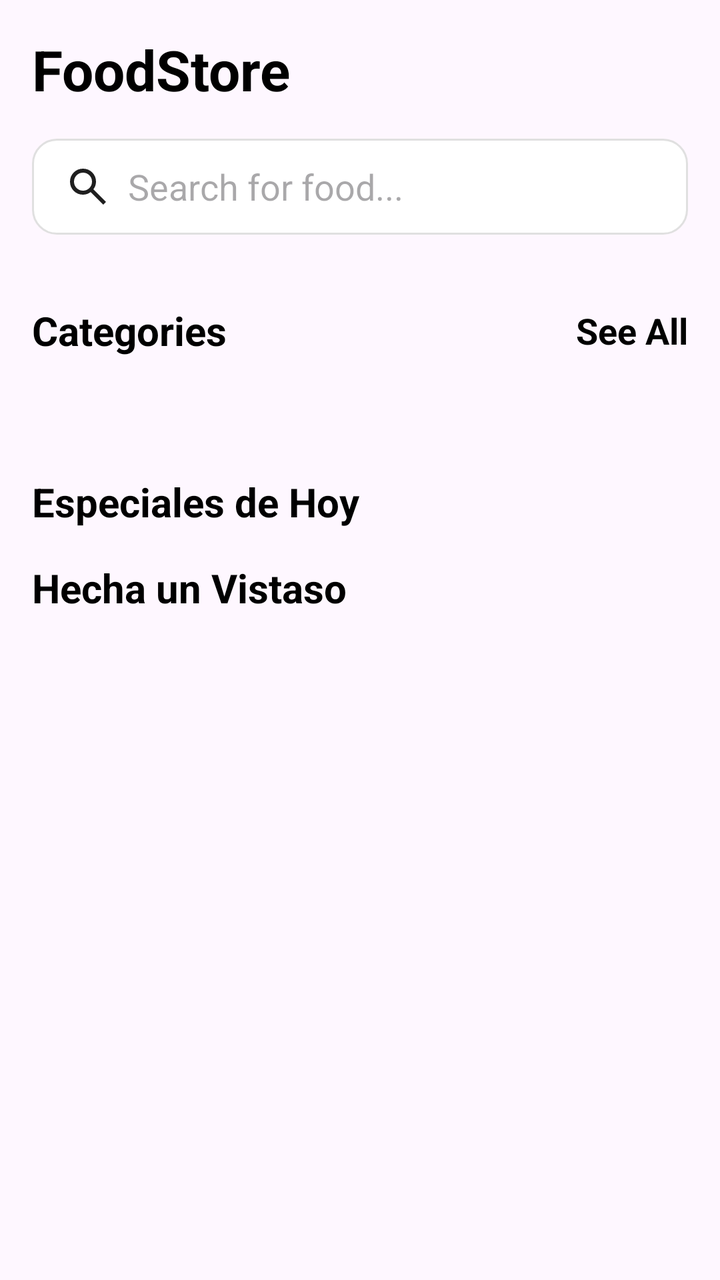
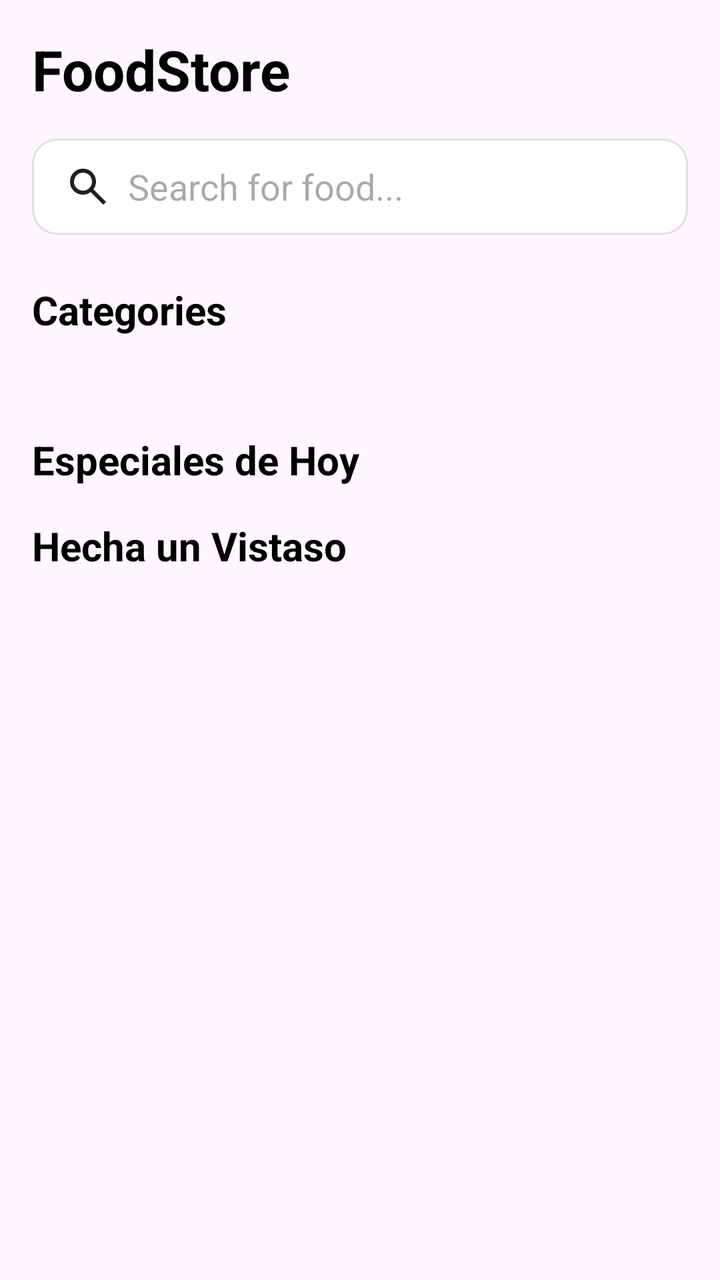

The first picture is an Android layout as it rendered before a commit; the second is the same layout after the commit. The layout source and the unified diff follow.
<!-- AndroidManifest.xml: application theme Theme.MyApplication -->
<!-- res/layout/fragment_home.xml -->
<?xml version="1.0" encoding="utf-8"?>
<LinearLayout xmlns:android="http://schemas.android.com/apk/res/android"
    xmlns:tools="http://schemas.android.com/tools"
    android:layout_width="match_parent"
    android:layout_height="match_parent"
    android:orientation="vertical"
    android:padding="16dp"
    tools:context=".features.client.fragment.ClientHomeFragment">

    <TextView
        android:id="@+id/tvTitle"
        android:layout_width="wrap_content"
        android:layout_height="wrap_content"
        android:text="FoodStore"
        android:textSize="28sp"
        android:textStyle="bold"
        android:textColor="@color/black"
        android:layout_marginBottom="16dp"/>

    
    <EditText
        android:id="@+id/etSearch"
        android:layout_width="match_parent"
        android:layout_height="48dp"
        android:hint="Search for food..."
        android:paddingStart="16dp"
        android:paddingEnd="16dp"
        android:background="@drawable/bg_search_box"
        android:drawableStart="@drawable/search_24dp"
        android:drawablePadding="8dp"
        android:inputType="text" />

    
    <LinearLayout
        android:layout_width="match_parent"
        android:layout_height="wrap_content"
        android:orientation="horizontal"
        android:gravity="center_vertical"
        android:layout_marginTop="24dp"
        android:layout_marginBottom="12dp">

        <TextView
            android:layout_width="0dp"
            android:layout_weight="1"
            android:layout_height="wrap_content"
            android:text="Categories"
            android:textStyle="bold"
            android:textSize="20sp"
            android:textColor="@color/black"/>

        <TextView
            android:id="@+id/txtSeeAllProducts"
            android:layout_width="wrap_content"
            android:layout_height="48dp"
            android:clickable="true"
            android:focusable="true"
            android:gravity="center_vertical"
            android:text="See All"
            android:textColor="@color/black"
            android:textSize="18sp"
            android:textStyle="bold" />
    </LinearLayout>

    
    <androidx.recyclerview.widget.RecyclerView
        android:id="@+id/recyclerCategories"
        android:layout_width="match_parent"
        android:layout_height="wrap_content"
        android:paddingVertical="8dp"
        android:scrollbars="none"/>

    <TextView
        android:id="@+id/txtEspecialProducts"
        android:layout_width="match_parent"
        android:layout_height="wrap_content"
        android:text="Especiales de Hoy"
        android:layout_marginTop="20dp"
        android:textStyle="bold"
        android:textSize="20sp"
        android:textColor="@color/black"/>

    <androidx.recyclerview.widget.RecyclerView
        android:id="@+id/recycler_products"
        android:layout_width="match_parent"
        android:layout_height="wrap_content"
        android:scrollbars="vertical"
        android:padding="8dp"/>

    <TextView
        android:layout_width="match_parent"
        android:layout_height="wrap_content"
        android:text="Hecha un Vistaso"
        android:textStyle="bold"
        android:textSize="20sp"
        android:textColor="@color/black"/>

    <androidx.recyclerview.widget.RecyclerView
        android:id="@+id/recycler_producFavorite"
        android:layout_width="match_parent"
        android:layout_height="wrap_content"
        android:scrollbars="vertical"
        android:padding="8dp"/>


</LinearLayout>
<!-- resources referenced by this layout -->
<resources>
  <color name="black">#FF000000</color>
  <!-- drawable bg_search_box (drawable) -->
  <?xml version="1.0" encoding="utf-8"?>
  <shape xmlns:android="http://schemas.android.com/apk/res/android" android:shape="rectangle">
      <solid android:color="@color/white"/>
      <corners android:radius="12dp"/>
      <stroke android:color="#E0E0E0" android:width="1dp"/>
  </shape>
  <!-- drawable search_24dp (drawable) -->
  <vector xmlns:android="http://schemas.android.com/apk/res/android"
      android:width="24dp"
      android:height="24dp"
      android:viewportWidth="960"
      android:viewportHeight="960">
    <path
        android:pathData="M784,840 L532,588q-30,24 -69,38t-83,14q-109,0 -184.5,-75.5T120,380q0,-109 75.5,-184.5T380,120q109,0 184.5,75.5T640,380q0,44 -14,83t-38,69l252,252 -56,56ZM380,560q75,0 127.5,-52.5T560,380q0,-75 -52.5,-127.5T380,200q-75,0 -127.5,52.5T200,380q0,75 52.5,127.5T380,560Z"
        android:fillColor="#1f1f1f"/>
  </vector>
  <style name="Theme.MyApplication" parent="Base.Theme.MyApplication" />
  <color name="white">#FFFFFFFF</color>
  <style name="Base.Theme.MyApplication" parent="Theme.Material3.DayNight.NoActionBar">
          
          
      </style>
</resources>

<!-- the commit's change to res/layout/fragment_home.xml (unified diff, before → after) -->
@@ -1,105 +1,115 @@
 <?xml version="1.0" encoding="utf-8"?>
-<LinearLayout xmlns:android="http://schemas.android.com/apk/res/android"
+<androidx.core.widget.NestedScrollView
+    xmlns:android="http://schemas.android.com/apk/res/android"
     xmlns:tools="http://schemas.android.com/tools"
     android:layout_width="match_parent"
     android:layout_height="match_parent"
     android:orientation="vertical"
-    android:padding="16dp"
-    tools:context=".features.client.fragment.ClientHomeFragment">
+    android:fillViewport="true"
+    android:clipToPadding="false"
+    tools:context=".features.product.presentation.home.ClientHomeFragment">
 
-    <TextView
-        android:id="@+id/tvTitle"
-        android:layout_width="wrap_content"
-        android:layout_height="wrap_content"
-        android:text="FoodStore"
-        android:textSize="28sp"
-        android:textStyle="bold"
-        android:textColor="@color/black"
-        android:layout_marginBottom="16dp"/>
-
-    
-    <EditText
-        android:id="@+id/etSearch"
-        android:layout_width="match_parent"
-        android:layout_height="48dp"
-        android:hint="Search for food..."
-        android:paddingStart="16dp"
-        android:paddingEnd="16dp"
-        android:background="@drawable/bg_search_box"
-        android:drawableStart="@drawable/search_24dp"
-        android:drawablePadding="8dp"
-        android:inputType="text" />
-
-    
     <LinearLayout
         android:layout_width="match_parent"
         android:layout_height="wrap_content"
-        android:orientation="horizontal"
-        android:gravity="center_vertical"
-        android:layout_marginTop="24dp"
-        android:layout_marginBottom="12dp">
+        android:orientation="vertical"
+        android:padding="16dp">
 
         <TextView
-            android:layout_width="0dp"
-            android:layout_weight="1"
+            android:id="@+id/tvTitle"
+            android:layout_width="match_parent"
             android:layout_height="wrap_content"
-            android:text="Categories"
+            android:text="FoodStore"
+            android:textSize="28sp"
+            android:textStyle="bold"
+            android:textColor="@color/black"
+            android:layout_marginBottom="16dp"/>
+
+        
+        <EditText
+            android:id="@+id/etSearch"
+            android:layout_width="match_parent"
+            android:layout_height="48dp"
+            android:hint="Search for food..."
+            android:paddingStart="16dp"
+            android:paddingEnd="16dp"
+            android:background="@drawable/bg_search_box"
+            android:drawableStart="@drawable/search_24dp"
+            android:drawablePadding="8dp"
+            android:inputType="text" />
+
+        
+        <LinearLayout
+            android:layout_width="match_parent"
+            android:layout_height="wrap_content"
+            android:orientation="horizontal"
+            android:gravity="center_vertical"
+            android:layout_marginTop="24dp"
+            android:layout_marginBottom="12dp">
+
+            <TextView
+                android:layout_width="match_parent"
+                android:layout_height="wrap_content"
+                android:text="Categories"
+                android:textStyle="bold"
+                android:textSize="20sp"
+                android:textColor="@color/black"/>
+        </LinearLayout>
+
+        
+        <androidx.recyclerview.widget.RecyclerView
+            android:id="@+id/recyclerCategories"
+            android:layout_width="match_parent"
+            android:layout_height="wrap_content"
+            android:paddingVertical="8dp"
+            android:scrollbars="none"/>
+
+        
+        <LinearLayout
+            android:id="@+id/layoutPromotions"
+            android:layout_width="match_parent"
+            android:layout_height="wrap_content"
+            android:orientation="vertical">
+
+            <TextView
+                android:id="@+id/txtEspecialProducts"
+                android:layout_width="match_parent"
+                android:layout_height="wrap_content"
+                android:text="Especiales de Hoy"
+                android:layout_marginTop="20dp"
+                android:textStyle="bold"
+                android:textSize="20sp"
+                android:textColor="@color/black"/>
+
+            <androidx.recyclerview.widget.RecyclerView
+                android:id="@+id/recycler_promotionProducts"
+                android:layout_width="match_parent"
+                android:layout_height="wrap_content"
+                android:scrollbars="vertical"
+                android:padding="8dp"/>
+
+        </LinearLayout>
+
+
+        
+        <TextView
+            android:id="@+id/txtLookProducts"
+            android:layout_width="match_parent"
+            android:layout_height="wrap_content"
+            android:text="Hecha un Vistaso"
             android:textStyle="bold"
             android:textSize="20sp"
             android:textColor="@color/black"/>
 
-        <TextView
-            android:id="@+id/txtSeeAllProducts"
-            android:layout_width="wrap_content"
-            android:layout_height="48dp"
-            android:clickable="true"
-            android:focusable="true"
-            android:gravity="center_vertical"
-            android:text="See All"
-            android:textColor="@color/black"
-            android:textSize="18sp"
-            android:textStyle="bold" />
+        <androidx.recyclerview.widget.RecyclerView
+            android:id="@+id/recycler_allProducts"
+            android:layout_width="match_parent"
+            android:layout_height="280dp"
+            android:scrollbars="none"
+            android:clipToPadding="false"
+            android:padding="8dp"/>
+
+
     </LinearLayout>
 
-    
-    <androidx.recyclerview.widget.RecyclerView
-        android:id="@+id/recyclerCategories"
-        android:layout_width="match_parent"
-        android:layout_height="wrap_content"
-        android:paddingVertical="8dp"
-        android:scrollbars="none"/>
-
-    <TextView
-        android:id="@+id/txtEspecialProducts"
-        android:layout_width="match_parent"
-        android:layout_height="wrap_content"
-        android:text="Especiales de Hoy"
-        android:layout_marginTop="20dp"
-        android:textStyle="bold"
-        android:textSize="20sp"
-        android:textColor="@color/black"/>
-
-    <androidx.recyclerview.widget.RecyclerView
-        android:id="@+id/recycler_products"
-        android:layout_width="match_parent"
-        android:layout_height="wrap_content"
-        android:scrollbars="vertical"
-        android:padding="8dp"/>
-
-    <TextView
-        android:layout_width="match_parent"
-        android:layout_height="wrap_content"
-        android:text="Hecha un Vistaso"
-        android:textStyle="bold"
-        android:textSize="20sp"
-        android:textColor="@color/black"/>
-
-    <androidx.recyclerview.widget.RecyclerView
-        android:id="@+id/recycler_producFavorite"
-        android:layout_width="match_parent"
-        android:layout_height="wrap_content"
-        android:scrollbars="vertical"
-        android:padding="8dp"/>
-
-
-</LinearLayout>
+</androidx.core.widget.NestedScrollView>
